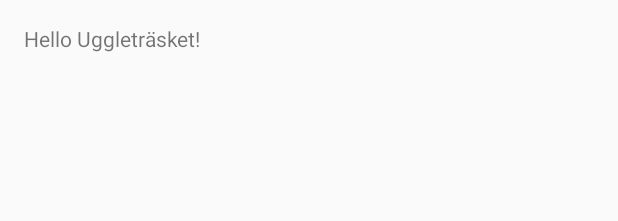
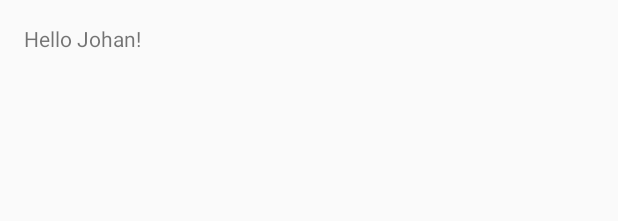
Before and after one commit to Kalasklubben/Uggletrasket, an Android app: the layout activity_main.xml on its own in the app's theme, with its tools: preview values and no code run, on a phone screen of 412 x 824 dp. Shown: the top 221 px of the screen. Run offline under Robolectric (Android 15) with nearby library versions, the phone set to English and light mode, and no system bars.

Commit message:
Test commit

```diff
--- a/app/src/main/res/layout/activity_main.xml
+++ b/app/src/main/res/layout/activity_main.xml
@@ -5,7 +5,7 @@
     android:paddingTop="@dimen/activity_vertical_margin"
     android:paddingBottom="@dimen/activity_vertical_margin" tools:context=".MainActivity">
 
-    <TextView android:text="Hello Uggleträsket!"
+    <TextView android:text="Hello Johan!"
         android:layout_width="wrap_content"
         android:layout_height="wrap_content" />
 
```
Also changed, not shown: 2 other files.
